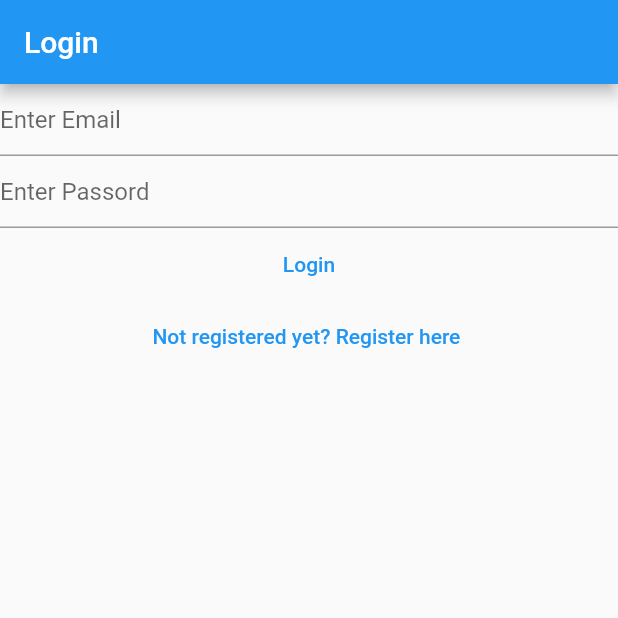
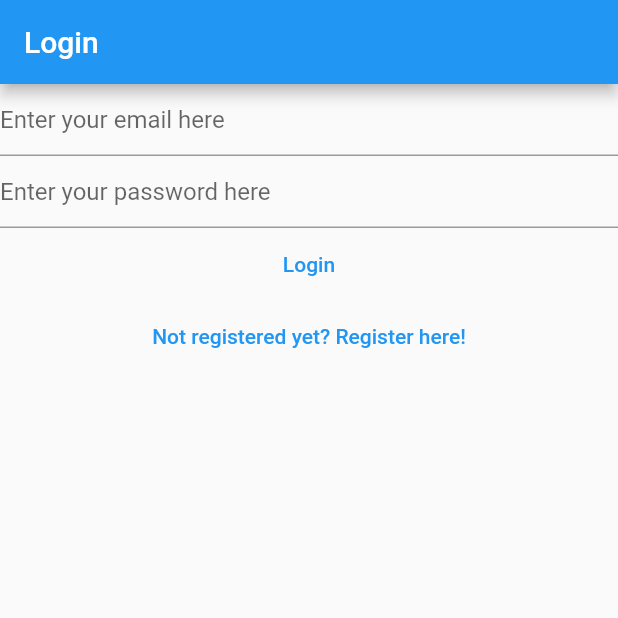
Before and after one commit to ahmadjz/My-Notes-Flutter, a Flutter app: the screen it shows after launch, on a phone screen of 412 x 824 dp, the top half of it. Run offline on Flutter 3.47's test engine with Material 2 defaults, Android fonts, the phone set to English and light mode, and no system bars; our stand-ins replace firebase_auth, firebase_core; accounts and stored records are empty.

Commit message:
finish email verify flow

```diff
--- a/lib/constants/routes.dart
+++ b/lib/constants/routes.dart
@@ -1,3 +1,4 @@
 const loginRoute = '/login/';
 const registerRoute = '/register/';
 const notesRoute = '/notes/';
+const verifyEmailRoute = '/verify-email/';
--- a/lib/main.dart
+++ b/lib/main.dart
@@ -19,11 +19,12 @@ class MyApp extends StatelessWidget {
   @override
   Widget build(BuildContext context) {
     return MaterialApp(
-      home: HomePage(),
+      home: const HomePage(),
       routes: {
-        loginRoute: (context) => LoginView(),
-        registerRoute: (context) => RegisterView(),
-        notesRoute: (context) => NotesView()
+        loginRoute: (context) => const LoginView(),
+        registerRoute: (context) => const RegisterView(),
+        notesRoute: (context) => const NotesView(),
+        verifyEmailRoute: (context) => const VerifyEmailView()
       },
     );
   }
@@ -39,7 +40,7 @@ class HomePage extends StatelessWidget {
       builder: (context) {
         if (user != null) {
           if (user.emailVerified) {
-            return NotesView();
+            return const NotesView();
           } else {
             return const VerifyEmailView();
           }
@@ -63,7 +64,7 @@ class _NotesViewState extends State<NotesView> {
   Widget build(BuildContext context) {
     return Scaffold(
       appBar: AppBar(
-        title: Text("Your notes"),
+        title: const Text("Your notes"),
         actions: [
           PopupMenuButton<MenuAction>(
             itemBuilder: (context) {
@@ -89,7 +90,7 @@ class _NotesViewState extends State<NotesView> {
           )
         ],
       ),
-      body: Text("Helllo"),
+      body: const Text("Helllo"),
     );
   }
 }
@@ -105,13 +106,13 @@ Future<bool> showLogOutDialog(BuildContext context) {
           onPressed: () {
             Navigator.of(context).pop(false);
           },
-          child: Text("Cancel"),
+          child: const Text("Cancel"),
         ),
         TextButton(
           onPressed: () {
             Navigator.of(context).pop(true);
           },
-          child: Text("LogOut"),
+          child: const Text("LogOut"),
         ),
       ],
     ),
--- a/lib/views/login_view.dart
+++ b/lib/views/login_view.dart
@@ -11,15 +11,13 @@ class LoginView extends StatefulWidget {
 }
 
 class _LoginViewState extends State<LoginView> {
-  final TextEditingController _emailTextEditingController =
-      TextEditingController();
-  final TextEditingController _passwordTextEditingController =
-      TextEditingController();
+  final TextEditingController _email = TextEditingController();
+  final TextEditingController _password = TextEditingController();
 
   @override
   void dispose() {
-    _emailTextEditingController.dispose();
-    _passwordTextEditingController.dispose();
+    _email.dispose();
+    _password.dispose();
     super.dispose();
   }
 
@@ -32,32 +30,46 @@ class _LoginViewState extends State<LoginView> {
       body: Column(
         children: [
           TextField(
-              decoration: const InputDecoration(hintText: "Enter Email"),
-              controller: _emailTextEditingController,
-              keyboardType: TextInputType.emailAddress,
-              enableSuggestions: false),
+            controller: _email,
+            enableSuggestions: false,
+            autocorrect: false,
+            keyboardType: TextInputType.emailAddress,
+            decoration: const InputDecoration(
+              hintText: 'Enter your email here',
+            ),
+          ),
           TextField(
-            decoration: const InputDecoration(hintText: "Enter Passord"),
-            controller: _passwordTextEditingController,
+            controller: _password,
             obscureText: true,
             enableSuggestions: false,
+            autocorrect: false,
+            decoration: const InputDecoration(
+              hintText: 'Enter your password here',
+            ),
           ),
           TextButton(
             onPressed: () async {
+              final email = _email.text;
+              final password = _password.text;
               try {
-                final email = _emailTextEditingController.text;
-                final password = _passwordTextEditingController.text;
-                print(email);
-                print(password);
-
                 await FirebaseAuth.instance.signInWithEmailAndPassword(
                   email: email,
                   password: password,
                 );
-                Navigator.of(context).pushNamedAndRemoveUntil(
-                  notesRoute,
-                  (route) => false,
-                );
+                final user = FirebaseAuth.instance.currentUser;
+                if (user?.emailVerified ?? false) {
+                  // user's email is verified
+                  Navigator.of(context).pushNamedAndRemoveUntil(
+                    notesRoute,
+                    (route) => false,
+                  );
+                } else {
+                  // user's email is NOT verified
+                  Navigator.of(context).pushNamedAndRemoveUntil(
+                    verifyEmailRoute,
+                    (route) => false,
+                  );
+                }
               } on FirebaseAuthException catch (e) {
                 if (e.code == 'user-not-found') {
                   await showErrorDialog(
@@ -82,15 +94,17 @@ class _LoginViewState extends State<LoginView> {
                 );
               }
             },
-            child: const Text("Login"),
+            child: const Text('Login'),
           ),
           TextButton(
             onPressed: () {
-              Navigator.of(context)
-                  .pushNamedAndRemoveUntil(registerRoute, (route) => false);
+              Navigator.of(context).pushNamedAndRemoveUntil(
+                registerRoute,
+                (route) => false,
+              );
             },
-            child: const Text("Not registered yet? Register here "),
-          ),
+            child: const Text('Not registered yet? Register here!'),
+          )
         ],
       ),
     );
```
Also changed, not shown: lib/views/register_view.dart (+66 -29 lines), lib/views/verify_email_view.dart (+22 -7 lines).
